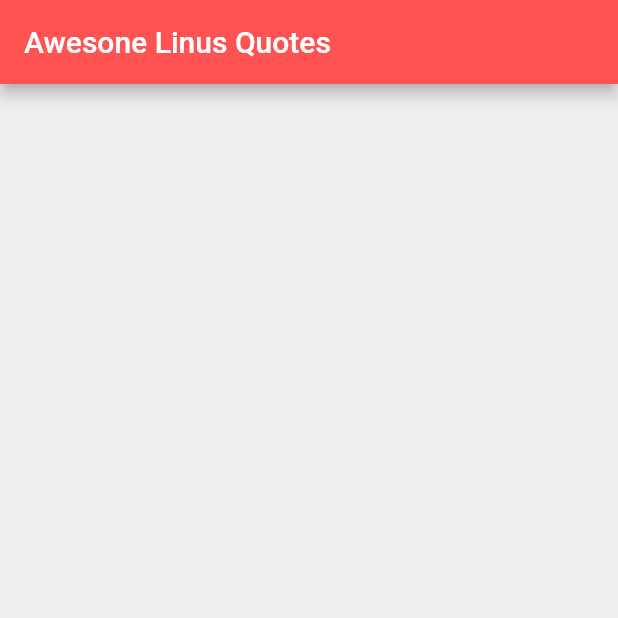
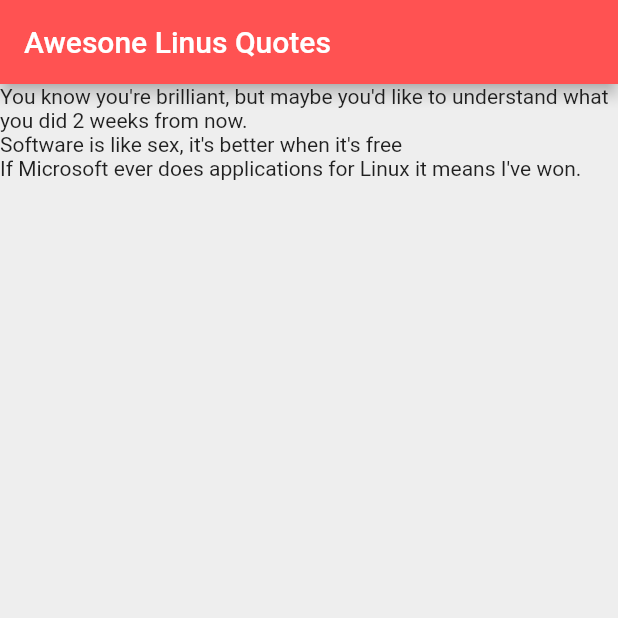
Before and after one commit to casa98/Flutter-Intro, a Flutter app: the screen it shows after launch, on a phone screen of 412 x 824 dp, the top half of it. Run offline on Flutter 3.47's test engine with Material 2 defaults, Android fonts, the phone set to English and light mode, and no system bars.

Commit message:
Showing data in Lists

```diff
--- a/lib/main.dart
+++ b/lib/main.dart
@@ -10,6 +10,12 @@ class MyApp extends StatefulWidget {
 }
 
 class _MyAppState extends State<MyApp> {
+  List<String> quotes = [
+    'You know you\'re brilliant, but maybe you\'d like to understand what you did 2 weeks from now.',
+    'Software is like sex, it\'s better when it\'s free',
+    'If Microsoft ever does applications for Linux it means I\'ve won.'
+  ];
+
   @override
   Widget build(BuildContext context) {
     return MaterialApp(
@@ -20,6 +26,12 @@ class _MyAppState extends State<MyApp> {
           title: Text('Awesone Linus Quotes'),
           backgroundColor: Colors.redAccent,
         ),
+        body: Column(
+          crossAxisAlignment: CrossAxisAlignment.start,
+          children:
+              // Map() fuction cycles through a list of data
+              quotes.map((quote) => Text(quote)).toList(),
+        ),
       ),
     );
   }
```
